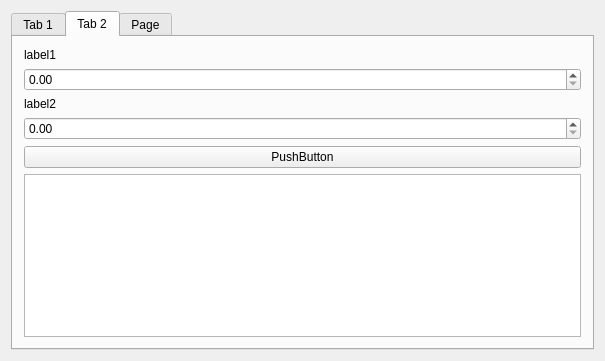
The window that widget.ui (ZSetsu/TipMan) describes before a commit, drawn with Qt 5.
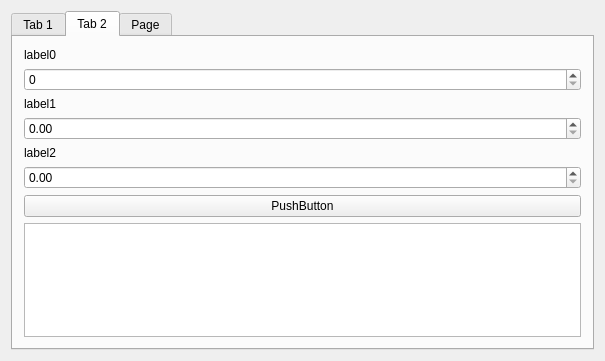
The same window after the commit.

Commit message: Added hash capabilities

Diff of the .ui file:
```diff
--- a/widget.ui
+++ b/widget.ui
@@ -32,6 +32,16 @@
        <string>Tab 2</string>
       </attribute>
       <layout class="QVBoxLayout" name="verticalLayout">
+       <item>
+        <widget class="QLabel" name="label0">
+         <property name="text">
+          <string>label0</string>
+         </property>
+        </widget>
+       </item>
+       <item>
+        <widget class="QSpinBox" name="spinBox"/>
+       </item>
        <item>
         <widget class="QLabel" name="label1">
          <property name="text">
```
The commit also changes 2 other files.
